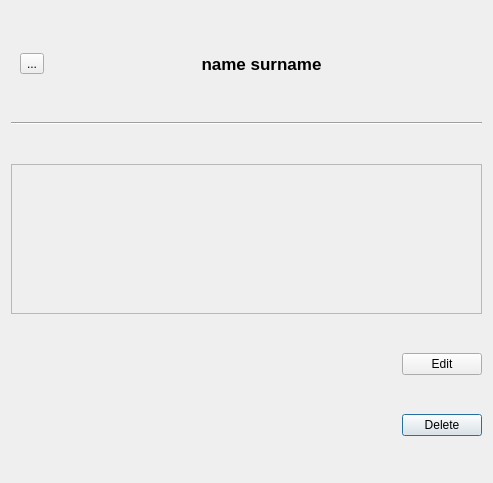
First picture: the form in ui/contactDetails.ui, repository francidellungo/ContactManager, before the edit.
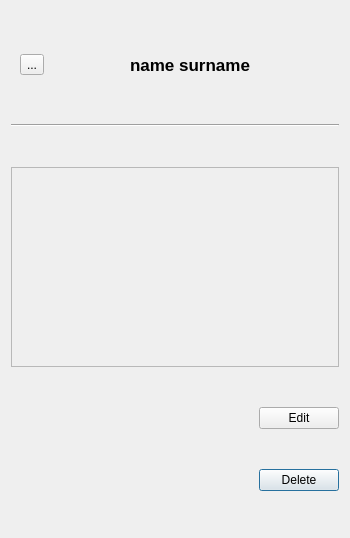
Second picture: the form after the edit. Icons and pictures are not drawn.

The edit to the form file:
```diff
--- a/ui/contactDetails.ui
+++ b/ui/contactDetails.ui
@@ -6,10 +6,16 @@
    <rect>
     <x>0</x>
     <y>0</y>
-    <width>493</width>
-    <height>483</height>
+    <width>350</width>
+    <height>538</height>
    </rect>
   </property>
+  <property name="maximumSize">
+   <size>
+    <width>500</width>
+    <height>16777215</height>
+   </size>
+  </property>
   <property name="windowTitle">
    <string>Dialog</string>
   </property>
@@ -24,6 +30,23 @@
      </property>
     </widget>
    </item>
+   <item row="6" column="0" alignment="Qt::AlignRight">
+    <widget class="QPushButton" name="delete_pb">
+     <property name="text">
+      <string>Delete</string>
+     </property>
+    </widget>
+   </item>
+   <item row="2" column="0">
+    <layout class="QVBoxLayout" name="contact_info_layout"/>
+   </item>
+   <item row="5" column="0" alignment="Qt::AlignRight">
+    <widget class="QPushButton" name="edit_pb">
+     <property name="text">
+      <string>Edit</string>
+     </property>
+    </widget>
+   </item>
    <item row="0" column="0">
     <widget class="QWidget" name="horizontalWidget" native="true">
      <property name="sizePolicy">
@@ -83,6 +106,8 @@
     </widget>
    </item>
    <item row="3" column="0">
+    <layout class="QHBoxLayout" name="tag_h_layout">
+     <item>
     <widget class="QScrollArea" name="tags_scrollArea">
      <property name="sizePolicy">
       <sizepolicy hsizetype="Expanding" vsizetype="Preferred">
@@ -93,15 +118,15 @@
      <property name="minimumSize">
       <size>
        <width>0</width>
-       <height>80</height>
-      </size>
-     </property>
-     <property name="maximumSize">
-      <size>
-       <width>16777215</width>
        <height>150</height>
       </size>
      </property>
+       <property name="maximumSize">
+        <size>
+         <width>16777215</width>
+         <height>200</height>
+        </size>
+       </property>
      <property name="widgetResizable">
       <bool>true</bool>
      </property>
@@ -110,27 +135,15 @@
        <rect>
         <x>0</x>
         <y>0</y>
-        <width>473</width>
-        <height>148</height>
+          <width>328</width>
+          <height>189</height>
        </rect>
       </property>
       <layout class="QVBoxLayout" name="tags_layout"/>
      </widget>
     </widget>
    </item>
-   <item row="5" column="0" alignment="Qt::AlignRight">
-    <widget class="QPushButton" name="delete_pb">
-     <property name="text">
-      <string>Delete</string>
-     </property>
-    </widget>
-   </item>
-   <item row="4" column="0" alignment="Qt::AlignRight">
-    <widget class="QPushButton" name="edit_pb">
-     <property name="text">
-      <string>Edit</string>
-     </property>
-    </widget>
+    </layout>
    </item>
   </layout>
  </widget>
```
Left out of the diff: 3 changed lines with no effect on the pictures. Lines whose indentation alone changed are shown as unchanged.
